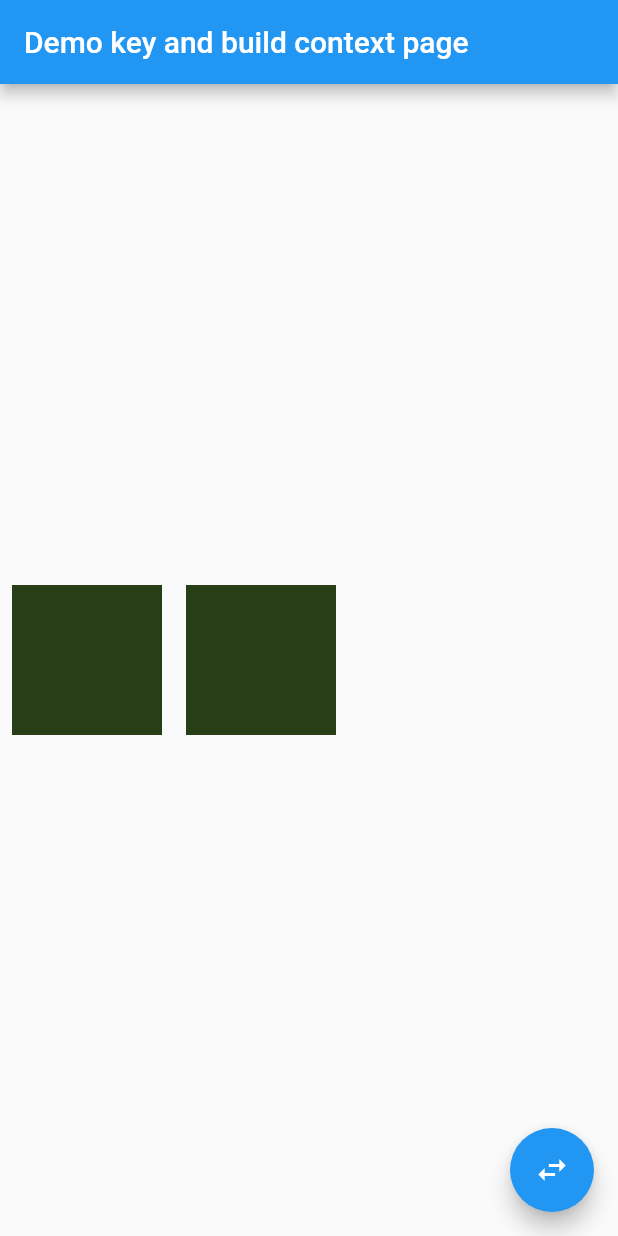
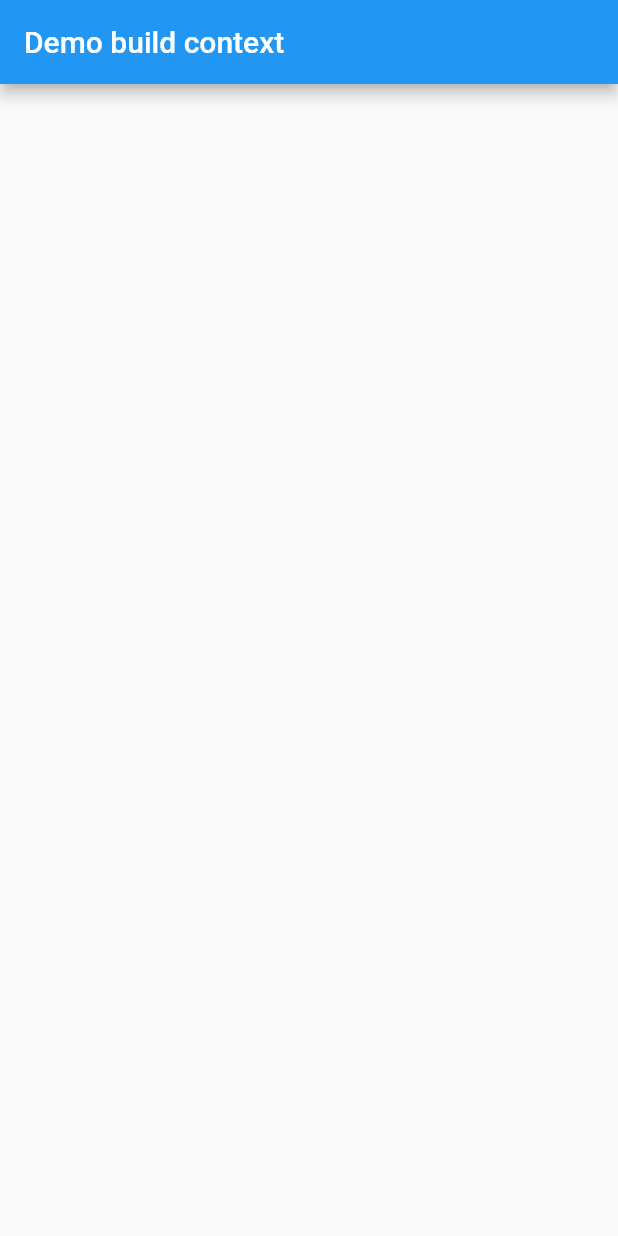
Before and after one commit to phamtanphat/flutter_statefull_widget_29092023, a Flutter app: the screen it shows after launch, on a phone screen of 412 x 824 dp. Run offline on Flutter 3.47's test engine with Material 2 defaults, Android fonts, the light colour scheme and no system bars; missing offline and left inert: dart:ffi.

Commit message:
demo build context

```diff
--- /dev/null
+++ b/lib/demo_build_context_page.dart
@@ -0,0 +1,20 @@
+import 'package:flutter/material.dart';
+
+class DemoBuildContextPage extends StatefulWidget {
+  const DemoBuildContextPage({super.key});
+
+  @override
+  State<DemoBuildContextPage> createState() => _DemoBuildContextPageState();
+}
+
+class _DemoBuildContextPageState extends State<DemoBuildContextPage> {
+  @override
+  Widget build(BuildContext context) {
+    return Scaffold(
+      appBar: AppBar(
+        title: Text("Demo build context"),
+      ),
+      body: Container(),
+    );
+  }
+}
--- a/lib/demo_key_and_build_context_page.dart
+++ b/lib/demo_key_page.dart
@@ -2,15 +2,15 @@ import 'dart:math';
 
 import 'package:flutter/material.dart';
 
-class DemoKeyAndBuildContextPage extends StatefulWidget {
-  const DemoKeyAndBuildContextPage({super.key});
+class DemoKeyPage extends StatefulWidget {
+  const DemoKeyPage({super.key});
 
   @override
-  State<DemoKeyAndBuildContextPage> createState() =>
-      _DemoKeyAndBuildContextPageState();
+  State<DemoKeyPage> createState() =>
+      _DemoKeyPageState();
 }
 
-class _DemoKeyAndBuildContextPageState extends State<DemoKeyAndBuildContextPage> {
+class _DemoKeyPageState extends State<DemoKeyPage> {
   var listTile = <Widget>[
     Padding(
       padding: const EdgeInsets.all(8.0),
--- a/lib/main.dart
+++ b/lib/main.dart
@@ -1,8 +1,9 @@
 import 'package:flutter/material.dart';
+import 'package:flutter_statefull_widget_29092023/demo_build_context_page.dart';
 import 'package:flutter_statefull_widget_29092023/my_home_page.dart';
 import 'package:flutter_statefull_widget_29092023/to_do_list_page.dart';
 
-import 'demo_key_and_build_context_page.dart';
+import 'demo_key_page.dart';
 
 void main() {
   runApp(const MyApp());
@@ -19,7 +20,7 @@ class MyApp extends StatelessWidget {
       theme: ThemeData(
         primarySwatch: Colors.blue,
       ),
-      home: DemoKeyAndBuildContextPage()
+      home: DemoBuildContextPage()
     );
   }
 }
```
